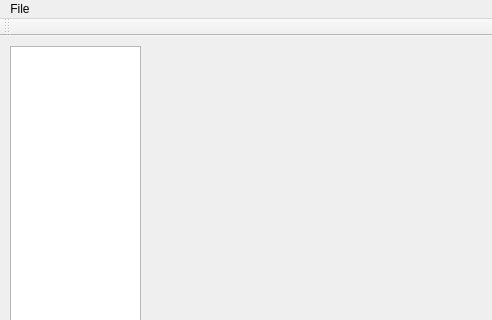
Qt form 3_Solution/TestConexiune/QClient/QClient.ui (Aleexuta/POO-Proiect-NOrg) before a commit; both pictures show x 0 to 492 and y 0 to 320 of the 602 by 407 pixel window.
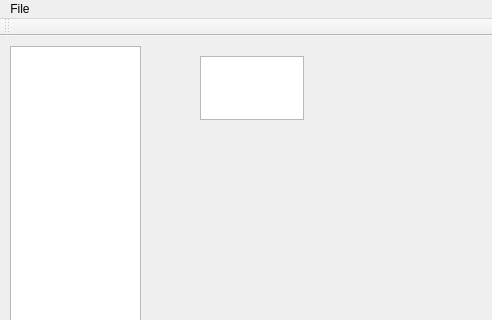
The same form after that commit.

What changed in the file:
```diff
--- a/3_Solution/TestConexiune/QClient/QClient.ui
+++ b/3_Solution/TestConexiune/QClient/QClient.ui
@@ -24,6 +24,16 @@
      </rect>
     </property>
    </widget>
+   <widget class="QTextEdit" name="textEdit">
+    <property name="geometry">
+     <rect>
+      <x>200</x>
+      <y>20</y>
+      <width>104</width>
+      <height>64</height>
+     </rect>
+    </property>
+   </widget>
   </widget>
   <widget class="QMenuBar" name="menuBar">
    <property name="geometry">
```
